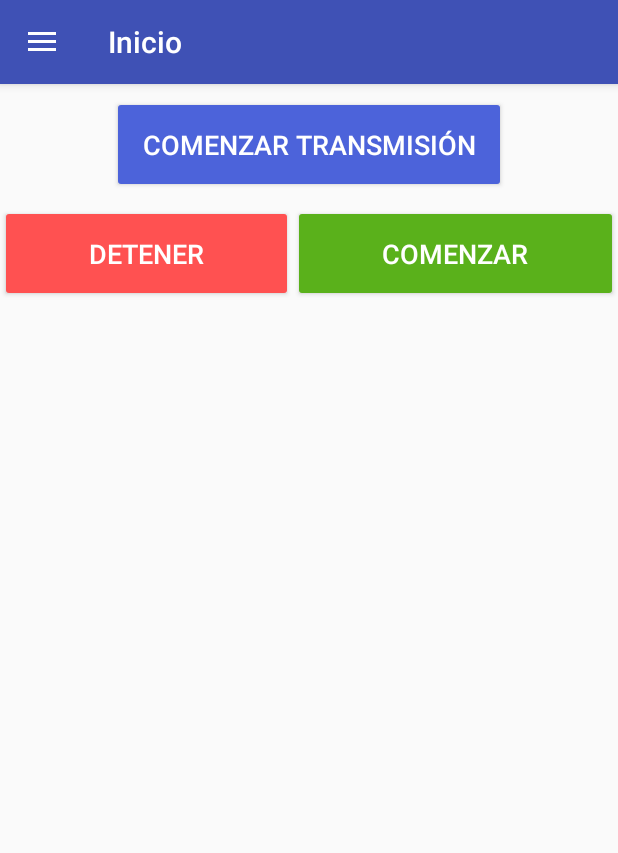
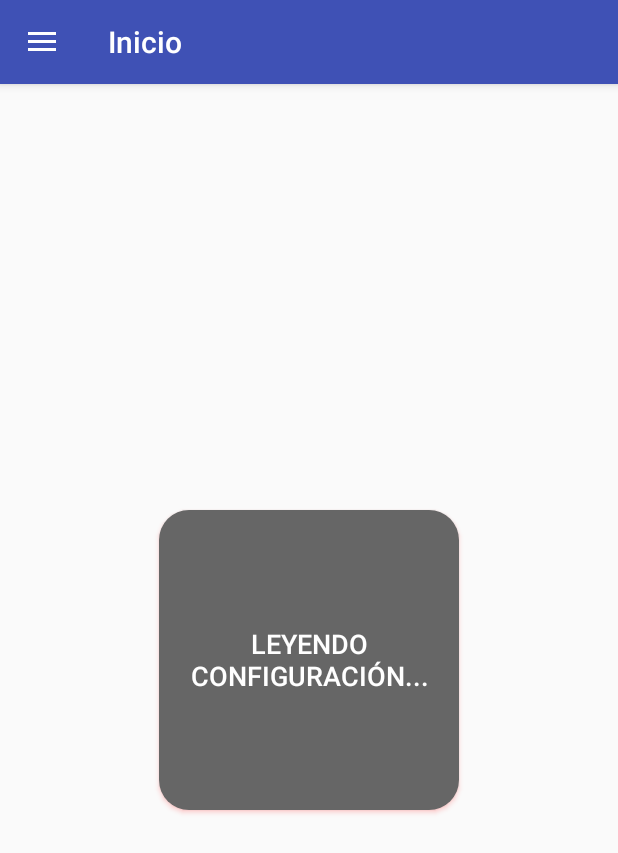
Before and after one commit to seba-m/screenmirror, an Android app: the screen it shows after launch (MainActivity), on a phone screen of 412 x 824 dp. Shown: the top 853 px of the screen. Run offline under Robolectric (Android 15) with nearby library versions, the phone set to English and light mode, and no system bars; our stand-ins replace navigation-ui.

Commit message:
fixed button on home

```diff
--- a/app/src/main/java/com/liitec/screenmirror/ui/home/HomeFragment.java
+++ b/app/src/main/java/com/liitec/screenmirror/ui/home/HomeFragment.java
@@ -24,6 +24,7 @@ import android.widget.Spinner;
 import android.widget.TextView;
 
 import androidx.annotation.NonNull;
+import androidx.core.content.ContextCompat;
 import androidx.fragment.app.Fragment;
 
 import com.liitec.screenmirror.R;
@@ -70,7 +71,7 @@ public class HomeFragment extends Fragment {
     private boolean isStreaming = false;
 
     public View onCreateView(@NonNull LayoutInflater inflater, ViewGroup container, Bundle savedInstanceState) {
-
+        boolean canStart = false;
         binding = FragmentHomeBinding.inflate(inflater, container, false);
         View root = binding.getRoot();
 
@@ -131,48 +132,39 @@ public class HomeFragment extends Fragment {
         }
         Log.e(TAG, "videoBitrate: " + videoBitrate);
 
+        btnToggleStreaming = binding.btnToggleStreaming;
+        btnToggleStreaming.setOnClickListener(v -> toggleStreaming(v));
 
-        final Button startButton = (Button) root.findViewById(R.id.button_start);
-
-        startButton.setOnClickListener(new View.OnClickListener() {
-            @Override
-            public void onClick(View v) {
-                Log.d(TAG, "Start button clicked.");
-                startCaptureScreen();
-            }
-        });
-
-        final Button stopButton  = (Button) root.findViewById(R.id.button_stop);
-        stopButton.setOnClickListener(new View.OnClickListener() {
-
-            @Override
-            public void onClick(View v) {
-                stopScreenCapture();
-            }
-        });
-
-        btnToggleStreaming = binding.btnToggleStreaming;
-
-        // Observa el estado de transmisión y actualiza el botón y el texto en consecuencia
-        btnToggleStreaming.setOnClickListener(v -> toggleStreaming());
         return root;
     }
 
-    private void toggleStreaming() {
+    private void toggleStreaming(View v) {
+        if (this.serverHost.isEmpty() || this.serverPassword.isEmpty()) {
+            btnToggleStreaming.setText("Leyendo configuración...");
+            btnToggleStreaming.setBackgroundColor(ContextCompat.getColor(context,R.color.colorDisabled));
+            return;
+        }
+
+
         if (isStreaming) {
             // Detener transmisión
             btnToggleStreaming.setText("Comenzar transmisión");
+            btnToggleStreaming.setBackgroundColor(ContextCompat.getColor(context,R.color.colorStart));
             isStreaming = false;
             // Imprimir en el log
             System.out.println("Deteniendo transmisión");
+            stopScreenCapture();
         } else {
             // Comenzar transmisión
             btnToggleStreaming.setText("Dejar de transmitir");
+            btnToggleStreaming.setBackgroundColor(ContextCompat.getColor(context,R.color.colorStop));
             isStreaming = true;
             // Imprimir en el log
             System.out.println("Comenzando transmisión");
+            startCaptureScreen();
         }
     }
+
 
     @Override
     public void onDestroyView() {
--- /dev/null
+++ b/app/src/main/res/drawable/rounded_button.xml
@@ -0,0 +1,4 @@
+<shape xmlns:android="http://schemas.android.com/apk/res/android">
+    <solid android:color="#666666" />
+    <corners android:radius="20dp" />
+</shape>
--- a/app/src/main/res/layout/fragment_home.xml
+++ b/app/src/main/res/layout/fragment_home.xml
@@ -1,65 +1,27 @@
-<androidx.constraintlayout.widget.ConstraintLayout xmlns:android="http://schemas.android.com/apk/res/android"
+<androidx.constraintlayout.widget.ConstraintLayout
+    xmlns:android="http://schemas.android.com/apk/res/android"
     xmlns:app="http://schemas.android.com/apk/res-auto"
     xmlns:tools="http://schemas.android.com/tools"
     android:layout_width="match_parent"
     android:layout_height="match_parent"
     tools:context="com.liitec.screenmirror.ui.home.HomeFragment">
 
-    <LinearLayout
-        android:layout_width="0dp"
-        android:layout_height="0dp"
-        android:orientation="vertical"
+    <Button
+        android:id="@+id/btnToggleStreaming"
+        android:layout_width="200dp"
+        android:layout_height="200dp"
+        android:text="Leyendo configuración..."
+        android:layout_marginTop="8dp"
+        android:backgroundTint="#666666"
+        android:textColor="#ffffff"
+        android:padding="20dp"
+        android:textSize="18sp"
+        android:layout_marginBottom="8dp"
+        android:outlineSpotShadowColor="#FF0000"
+        android:background="@drawable/rounded_button"
+        app:layout_constraintTop_toTopOf="parent"
         app:layout_constraintStart_toStartOf="parent"
         app:layout_constraintEnd_toEndOf="parent"
-        app:layout_constraintTop_toTopOf="parent"
-        app:layout_constraintBottom_toBottomOf="parent">
-
-        <Button
-            android:id="@+id/btnToggleStreaming"
-            android:layout_width="wrap_content"
-            android:layout_height="wrap_content"
-            android:text="Comenzar transmisión"
-            android:layout_marginTop="8dp"
-            android:backgroundTint="#4c63da"
-            android:textColor="#ffffff"
-            android:padding="20dp"
-            android:layout_gravity="center"
-            android:layout_marginBottom="8dp"
-            android:textSize="18dp"
-            app:layout_constraintTop_toTopOf="parent"
-            app:layout_constraintStart_toStartOf="parent"
-            app:layout_constraintEnd_toEndOf="parent"/>
-
-
-        <LinearLayout
-            android:layout_width="match_parent"
-            android:layout_height="match_parent"
-            android:orientation="horizontal">
-
-            <Button
-                android:id="@+id/button_stop"
-                android:layout_width="wrap_content"
-                android:layout_height="wrap_content"
-                android:layout_weight="1"
-                android:backgroundTint="#ff5151"
-                android:textColor="#ffffff"
-                android:padding="20dp"
-                android:layout_marginBottom="8dp"
-                android:textSize="18dp"
-                android:text="@string/action_stop" />
-
-            <Button
-                android:id="@+id/button_start"
-                android:layout_width="wrap_content"
-                android:layout_height="wrap_content"
-                android:layout_weight="1"
-                android:backgroundTint="#5AB11B"
-                android:textColor="#ffffff"
-                android:padding="20dp"
-                android:textSize="18dp"
-                android:text="@string/action_start" />
-        </LinearLayout>
-
-    </LinearLayout>
+        app:layout_constraintBottom_toBottomOf="parent"/>
 
 </androidx.constraintlayout.widget.ConstraintLayout>
--- a/app/src/main/res/values/colors.xml
+++ b/app/src/main/res/values/colors.xml
@@ -3,4 +3,7 @@
     <color name="colorPrimary">#3F51B5</color>
     <color name="colorPrimaryDark">#303F9F</color>
     <color name="colorAccent">#FF4081</color>
+    <color name="colorStart">#00FF00</color>
+    <color name="colorStop">#FF0000</color>
+    <color name="colorDisabled">#666666</color>
 </resources>
```
